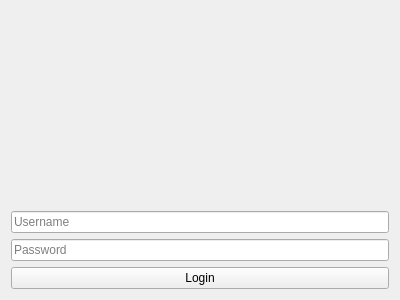
Before: the Qt Designer form ui/SupervisorLoginWindow.ui in KALU56/bloodbank, drawn with Qt 5.
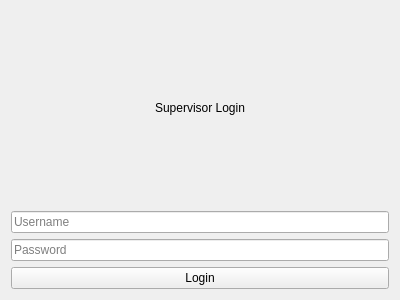
After: the same form once the commit is applied.

Diff of the .ui file:
```diff
--- a/ui/SupervisorLoginWindow.ui
+++ b/ui/SupervisorLoginWindow.ui
@@ -16,12 +16,8 @@
   <layout class="QVBoxLayout" name="verticalLayout">
    <item>
     <widget class="QLabel" name="labelTitle">
-     <property name="text">
-      <string><b>Supervisor Login</b></string>
-     </property>
-     <property name="alignment">
-      <set>Qt::AlignCenter</set>
-     </property>
+     <property name="text"><string>Supervisor Login</string></property>
+     <property name="alignment"><set>Qt::AlignCenter</set></property>
     </widget>
    </item>
    <item>
```
Left out of the diff: 27 changed lines with no effect on the pictures.
